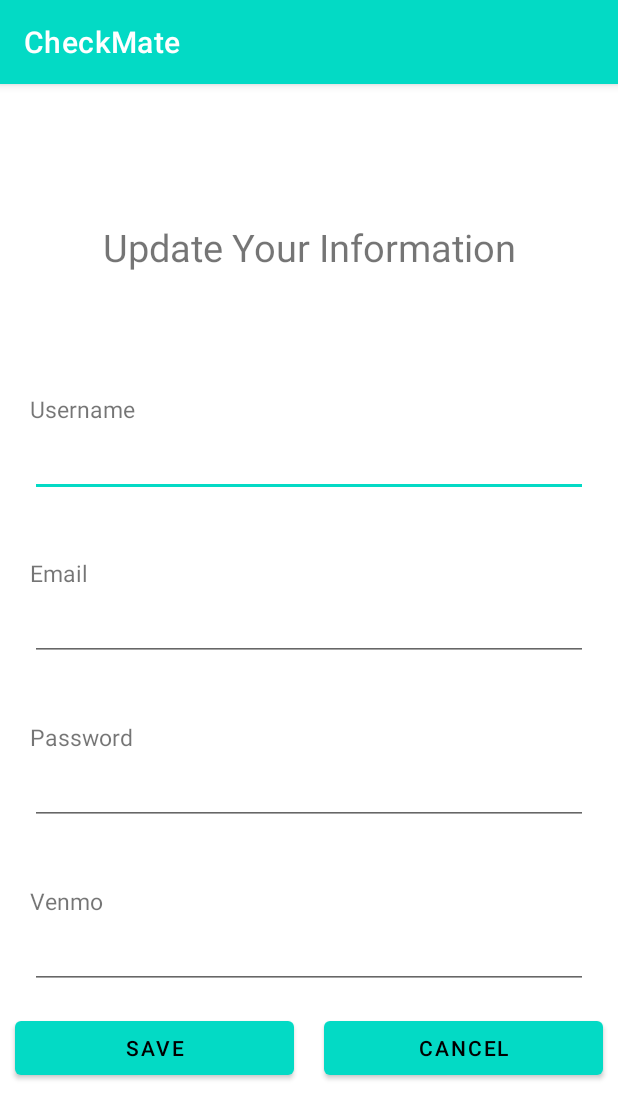
After one commit to johnbkariuki/CS65-Project, an Android app: the UpdateProfileActivity screen opened directly, with no data from a screen before it, on a phone screen of 412 x 824 dp. The commit adds this screen. Shown: the top 1119 px of the screen. Run offline under Robolectric (Android 15) with nearby library versions, the phone set to English and light mode, and no system bars; our stand-ins replace Firebase (no records; nobody signed in at launch, a user with empty details on screens opened directly); 2 statements that could not run were skipped.

Commit message:
profile page complete

```diff
--- a/CheckMate/app/src/main/AndroidManifest.xml
+++ b/CheckMate/app/src/main/AndroidManifest.xml
@@ -35,7 +35,8 @@
         <activity android:name=".SignUpActivity" android:screenOrientation="portrait"/>
         <activity android:name=".SignInSignUpActivity" android:screenOrientation="portrait"/>
         <activity android:name=".SearchBarActivity" android:screenOrientation="portrait"/>
-        <activity android:name="com.theartofdev.edmodo.cropper.CropImageActivity"/>
+        <activity android:name="com.theartofdev.edmodo.cropper.CropImageActivity" android:screenOrientation="portrait"/>
+        <activity android:name=".UpdateProfileActivity" android:screenOrientation="portrait"/>
         <meta-data
             android:name="com.google.firebase.ml.vision.DEPENDENCIES"
             android:value="ocr" />
--- a/CheckMate/app/src/main/java/com/example/checkmate/SearchBarActivity.kt
+++ b/CheckMate/app/src/main/java/com/example/checkmate/SearchBarActivity.kt
@@ -15,7 +15,7 @@ import com.google.android.gms.tasks.OnCompleteListener
 import com.google.firebase.auth.FirebaseAuth
 import com.google.firebase.firestore.FirebaseFirestore
 
-class SearchBarActivity : AppCompatActivity() {
+class  SearchBarActivity : AppCompatActivity() {
 
     // listview
     private lateinit var adapter: ArrayAdapter<String>
--- /dev/null
+++ b/CheckMate/app/src/main/java/com/example/checkmate/UpdateProfileActivity.kt
@@ -0,0 +1,130 @@
+package com.example.checkmate
+
+import android.content.Context
+import android.content.SharedPreferences
+import android.os.Bundle
+import android.widget.Button
+import android.widget.EditText
+import android.widget.Toast
+import androidx.appcompat.app.AppCompatActivity
+import com.google.firebase.auth.FirebaseAuth
+import com.google.firebase.auth.FirebaseUser
+import com.google.firebase.database.DatabaseReference
+import com.google.firebase.database.FirebaseDatabase
+import com.google.firebase.firestore.FirebaseFirestore
+
+class UpdateProfileActivity:AppCompatActivity() {
+    private lateinit var usernameText: EditText
+    private lateinit var emailText: EditText
+    private lateinit var venmoText: EditText
+    private lateinit var passwordText: EditText
+    private lateinit var saveBtn: Button
+    private lateinit var cancelBtn: Button
+    private var email = ""
+    private var password = ""
+    private var SAVED_UPDATE_MESSAGE = "Profile Updated!"
+
+    private lateinit var databaseReference: DatabaseReference
+    private lateinit var mFirebaseAuth: FirebaseAuth
+    private lateinit var mFirebaseFirestore: FirebaseFirestore
+    private lateinit var mCurrUser: FirebaseUser
+    private lateinit var mUserId: String
+    private lateinit var pref: SharedPreferences
+
+    override fun onCreate(savedInstanceState: Bundle?) {
+        super.onCreate(savedInstanceState)
+        setContentView(R.layout.activity_update_profile)
+
+        usernameText = findViewById<EditText>(R.id.update_username_profile)
+        emailText = findViewById<EditText>(R.id.update_email_profile)
+        venmoText = findViewById<EditText>(R.id.update_venmo_profile)
+        passwordText = findViewById<EditText>(R.id.update_password_profile)
+        saveBtn = findViewById<Button>(R.id.update_profile_save_button)
+        cancelBtn = findViewById<Button>(R.id.update_profile_cancel_button)
+
+
+        // grab existing email and pswd
+        pref = getSharedPreferences(Globals.MY_PREFERENCES, Context.MODE_PRIVATE)
+        email = pref.getString(SignUpActivity.EMAIL_KEY, "")!!
+        password = pref.getString(SignUpActivity.PASSWORD_KEY, "")!!
+
+        // firebase and load the view
+        mFirebaseAuth = FirebaseAuth.getInstance()
+        mFirebaseFirestore = FirebaseFirestore.getInstance()
+        mFirebaseAuth.signInWithEmailAndPassword(email, password)
+
+
+        if (mFirebaseAuth.currentUser != null) {
+            mCurrUser = mFirebaseAuth.currentUser!!
+            mUserId = mCurrUser.uid
+            loadView()
+        }
+
+        databaseReference = FirebaseDatabase.getInstance().getReference("users")
+
+        // saveButton
+        saveBtn.setOnClickListener {
+
+            //update email just incase it was changed
+            email = emailText.text.toString()
+
+            update_info()
+
+            val editor: SharedPreferences.Editor = pref.edit()
+            editor.putString(SignUpActivity.EMAIL_KEY, email)
+            editor.putString(SignUpActivity.PASSWORD_KEY, password)
+            editor.putBoolean(Globals.LOGGED_IN_KEY,true)
+            editor.apply()
+
+            Toast.makeText(this, SAVED_UPDATE_MESSAGE, Toast.LENGTH_LONG).show()
+        }
+
+        cancelBtn.setOnClickListener {
+            finish()
+        }
+    }
+
+
+    private fun update_info(){
+        databaseReference.child(mUserId).child("user").child("email").setValue(emailText.text.toString())
+        databaseReference.child(mUserId).child("user").child("username").setValue(usernameText.text.toString())
+        databaseReference.child(mUserId).child("user").child("venmo").setValue(venmoText.text.toString())
+        databaseReference.child(mUserId).child("user").child("password").setValue(passwordText.text.toString())
+
+        mFirebaseFirestore.collection("users").document(mUserId).update(
+            mapOf(
+                "email" to emailText.text.toString(),
+                "password" to passwordText.text.toString(),
+                "username" to usernameText.text.toString(),
+                "venmo" to venmoText.text.toString(),
+                "keywords" to generateKeywords(usernameText.text.toString())
+            ))
+
+        mCurrUser.updateEmail(emailText.text.toString())
+        mCurrUser.updatePassword(passwordText.text.toString())
+    }
+
+    private fun loadView() {
+        emailText.setText(email)
+        passwordText.setText(password)
+
+        // firestore specific
+        mFirebaseFirestore.collection("users").document(mUserId).get()
+            .addOnSuccessListener {
+
+                // println("debug: $it") // debugging purposes
+                usernameText.setText(it.data!!["username"].toString())
+                venmoText.setText(it.data!!["venmo"].toString())
+            }
+    }
+
+    private fun generateKeywords(username: String): List<String> {
+        val keywords = mutableListOf<String>()
+        for (i in 0 until username.length) {
+            for (j in (i+1)..username.length) {
+                keywords.add(username.slice(i until j))
+            }
+        }
+        return keywords
+    }
+}
--- /dev/null
+++ b/CheckMate/app/src/main/res/layout/activity_update_profile.xml
@@ -0,0 +1,126 @@
+<?xml version="1.0" encoding="utf-8"?>
+<LinearLayout xmlns:android="http://schemas.android.com/apk/res/android"
+    android:layout_width="match_parent"
+    android:layout_height="match_parent"
+    android:orientation="vertical"
+    android:gravity="center">
+
+    <TextView
+        android:layout_width="match_parent"
+        android:layout_height="wrap_content"
+        android:text="Update Your Information"
+        android:layout_marginLeft="20dp"
+        android:layout_marginRight="20dp"
+        android:layout_marginBottom="60dp"
+        android:gravity="center"
+        android:textSize="25dp">
+
+    </TextView>
+
+    <TextView
+        android:layout_width="match_parent"
+        android:layout_height="wrap_content"
+        android:text="Username"
+        android:layout_marginTop="20dp"
+        android:layout_marginLeft="20dp"
+        android:layout_marginRight="20dp"
+        android:textSize="15dp">
+
+    </TextView>
+
+    <EditText
+        android:layout_width="match_parent"
+        android:layout_height="wrap_content"
+        android:textSize="20sp"
+        android:layout_marginBottom="20dp"
+        android:layout_marginLeft="20dp"
+        android:layout_marginRight="20dp"
+        android:id="@+id/update_username_profile"
+        />
+
+    <TextView
+        android:layout_width="match_parent"
+        android:layout_height="wrap_content"
+        android:text="Email"
+        android:layout_marginTop="20dp"
+        android:layout_marginLeft="20dp"
+        android:layout_marginRight="20dp"
+        android:textSize="15dp">
+
+    </TextView>
+
+    <EditText
+        android:layout_width="match_parent"
+        android:layout_height="wrap_content"
+        android:layout_marginBottom="20dp"
+        android:layout_marginLeft="20dp"
+        android:layout_marginRight="20dp"
+        android:textSize="20sp"
+        android:id="@+id/update_email_profile"
+        />
+
+    <TextView
+        android:layout_width="match_parent"
+        android:layout_height="wrap_content"
+        android:text="Password"
+        android:layout_marginTop="20dp"
+        android:layout_marginLeft="20dp"
+        android:layout_marginRight="20dp"
+        android:textSize="15dp">
+
+    </TextView>
+
+    <EditText
+        android:layout_width="match_parent"
+        android:layout_height="wrap_content"
+        android:layout_marginBottom="20dp"
+        android:layout_marginLeft="20dp"
+        android:layout_marginRight="20dp"
+        android:textSize="20sp"
+        android:id="@+id/update_password_profile"
+        />
+
+    <TextView
+        android:layout_width="match_parent"
+        android:layout_height="wrap_content"
+        android:text="Venmo"
+        android:layout_marginTop="20dp"
+        android:layout_marginLeft="20dp"
+        android:layout_marginRight="20dp"
+        android:textSize="15dp">
+    </TextView>
+
+    <EditText
+        android:layout_width="match_parent"
+        android:layout_height="wrap_content"
+        android:layout_marginBottom="5dp"
+        android:layout_marginLeft="20dp"
+        android:layout_marginRight="20dp"
+        android:textSize="20sp"
+        android:id="@+id/update_venmo_profile"
+        />
+
+    <LinearLayout
+        android:layout_width="match_parent"
+        android:layout_height="wrap_content"
+        android:orientation="horizontal">
+
+        <Button
+            android:layout_width="match_parent"
+            android:layout_height="wrap_content"
+            android:layout_weight="1"
+            android:id="@+id/update_profile_save_button"
+            android:text="@string/profile_fragment_save"
+            android:layout_margin="10dp"/>
+
+        <Button
+            android:layout_width="match_parent"
+            android:layout_height="wrap_content"
+            android:layout_weight="1"
+            android:id="@+id/update_profile_cancel_button"
+            android:layout_margin="10dp"
+            android:text="@string/cancel" />
+
+    </LinearLayout>
+
+</LinearLayout>
```
Also changed, not shown: CheckMate/app/build.gradle (+8 -6 lines), CheckMate/app/src/main/java/com/example/checkmate/HistoryListAdapter.kt (+4 -4 lines), CheckMate/app/src/main/java/com/example/checkmate/ProfileActivity.kt (+73 -20 lines), CheckMate/app/src/main/res/drawable-anydpi/ic_edit_button.xml (added, +10 -0 lines), CheckMate/app/src/main/res/menu/edit_profile.xml (added, +11 -0 lines).
